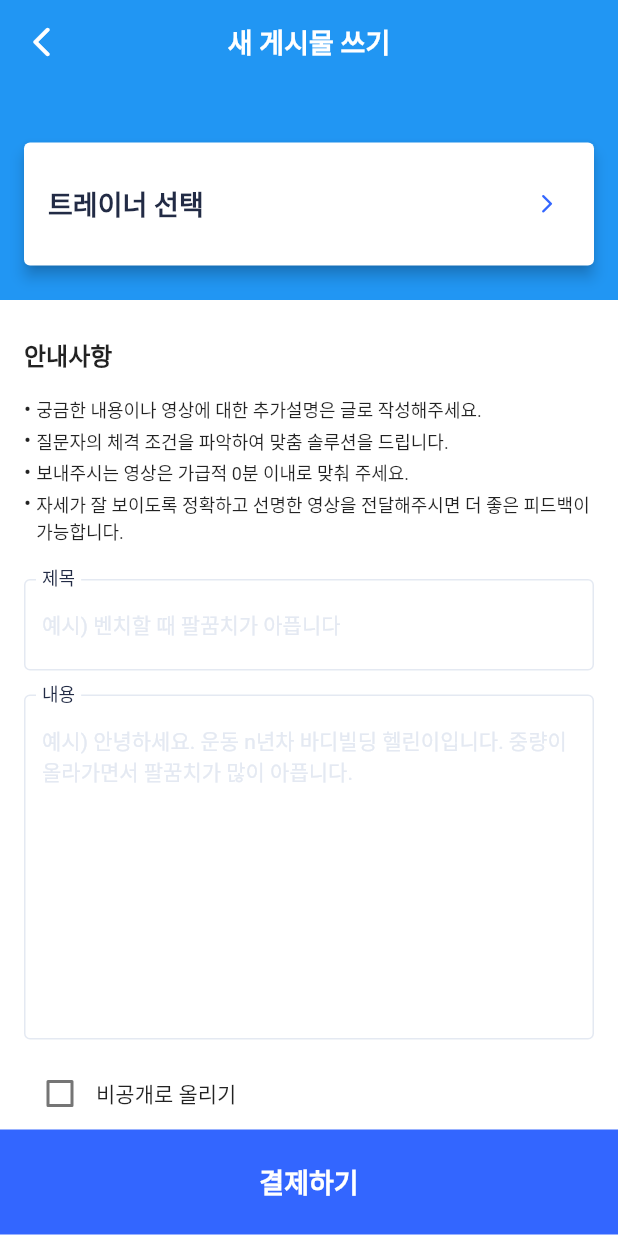
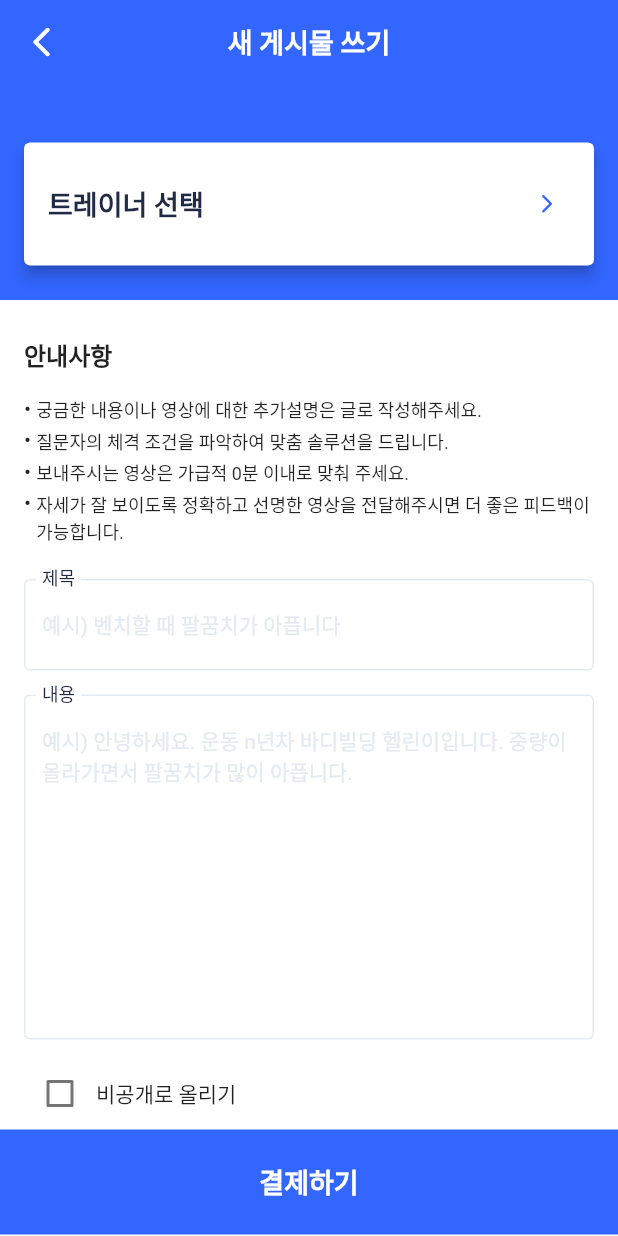
Before and after one commit to CoCoVo/FitQA, a Flutter app: the ScreenFeedbackRequest screen opened directly, on a phone screen of 412 x 824 dp. Run offline on Flutter 3.47's test engine with Material 2 defaults, Android fonts, the phone set to English and light mode, and no system bars; our stand-ins replace cached_network_image, carousel_slider, dio, dotted_border, expandable, flutter_riverpod and 6 more; accounts and stored records are empty.

Commit message:
Feat: Replace feedback request appbar

```diff
--- a/fitqa_flutter/lib/src/presentation/widgets/feedback/register/feedback_collapsed_appbar.dart
+++ b/fitqa_flutter/lib/src/presentation/widgets/feedback/register/feedback_collapsed_appbar.dart
@@ -1,6 +1,8 @@
 import 'package:fitqa/src/application/feedback/feedback_selected_trainer.dart';
+import 'package:fitqa/src/presentation/widgets/common/fitqa_appbar_sub.dart';
 import 'package:fitqa/src/presentation/widgets/feedback/register/feedback_select_category.dart';
 import 'package:fitqa/src/presentation/widgets/feedback/register/feedback_select_trainer.dart';
+import 'package:fitqa/src/theme/color.dart';
 import 'package:flutter/material.dart';
 import 'package:flutter_riverpod/flutter_riverpod.dart';
 
@@ -18,19 +20,11 @@ class FeedbackCollapsedAppbar extends ConsumerWidget {
         Container(
           // status bar 크기를 뺀 만큼으로 크기를 잡는다.
           height: 200 - statusBarHeight,
-          child: AppBar(
-            title: const Text(
-              '새 게시물 쓰기',
-              style: TextStyle(fontSize: 18, fontWeight: FontWeight.bold),
-            ),
+          color: FColors.blue,
+          child: FitqaAppbarSub(
+            title: "새 게시물 쓰기",
             centerTitle: true,
-            elevation: 0.0,
-            leading: InkWell(
-              child: const Icon(Icons.arrow_back_ios_rounded),
-              onTap: () {
-                _close(context, ref);
-              },
-            ),
+            onPressed: () => _close(context, ref),
           ),
         ),
         Padding(
```
